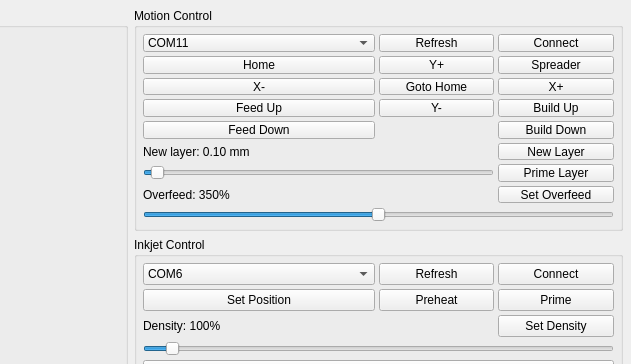
The window that src/Oasis_interface_v2.ui (ZoeJ9/Oasis_3DPrinter) describes before a commit, drawn with Qt 5; both pictures show x 369 to 1000 and y 0 to 364 of the 1000 by 600 pixel window.
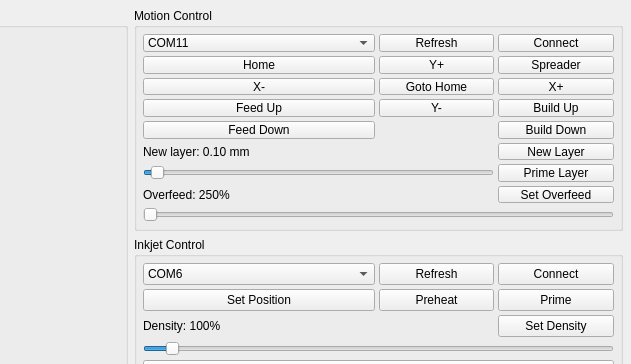
The same window after the commit.

Commit message: Default overfeed slider to 250% to match hardcoded nl_piston_overfeed

Diff of the .ui file:
```diff
--- a/src/Oasis_interface_v2.ui
+++ b/src/Oasis_interface_v2.ui
@@ -178,7 +178,7 @@
        <!-- Row 7: overfeed label + set button -->
        <item row="7" column="0" colspan="3">
         <widget class="QLabel" name="motion_overfeed_value">
-         <property name="text"><string>Overfeed: 350%</string></property>
+         <property name="text"><string>Overfeed: 250%</string></property>
         </widget>
        </item>
        <item row="7" column="3">
@@ -191,7 +191,7 @@
         <widget class="QSlider" name="motion_overfeed">
          <property name="minimum"><number>0</number></property>
          <property name="maximum"><number>20</number></property>
-         <property name="value"><number>10</number></property>
+         <property name="value"><number>0</number></property>
          <property name="orientation"><enum>Qt::Horizontal</enum></property>
         </widget>
        </item>
```
